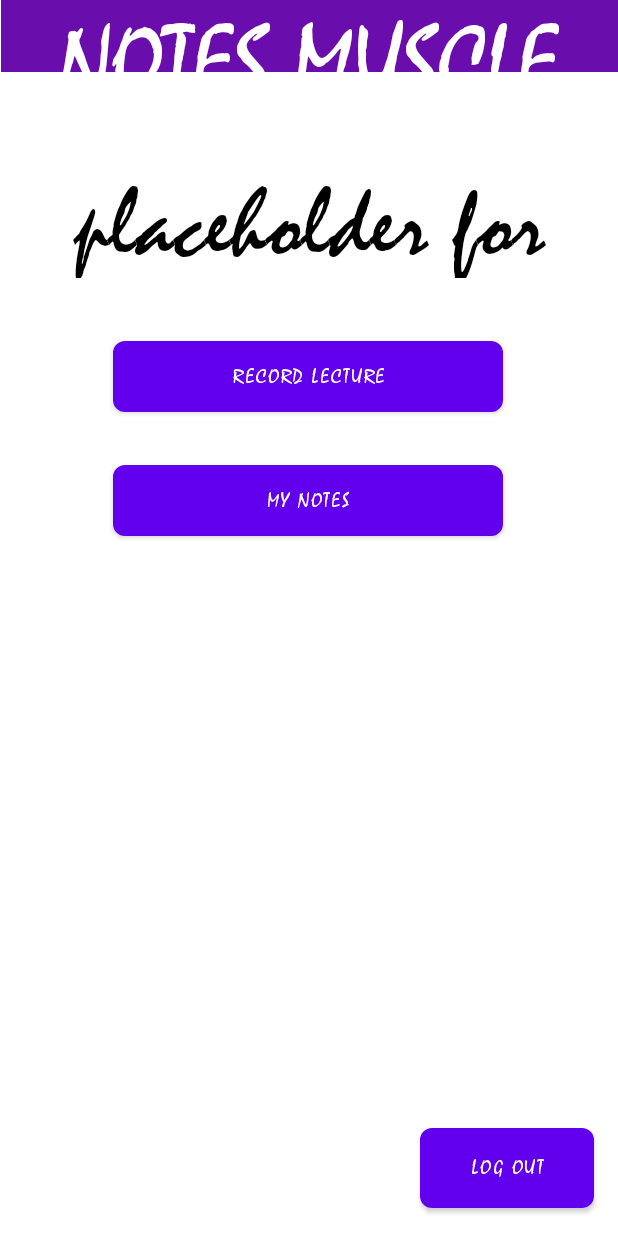
After one commit to MatErW3lon/NotesMusclesClient, an Android app: the layout user_menu_activity.xml on its own in the app's theme, with its tools: preview values and no code run, on a phone screen of 412 x 824 dp. The commit adds this screen. Run offline under Robolectric (Android 15) with nearby library versions, the phone set to English and light mode, and no system bars.

Commit message:
added activity UserMenuActivity

```diff
--- a/app/src/main/AndroidManifest.xml
+++ b/app/src/main/AndroidManifest.xml
@@ -24,6 +24,7 @@
             </intent-filter>
         </activity>
         <activity android:name=".LoginActivity"></activity>
+        <activity android:name=".UserMenuActivity"></activity>
     </application>
 
 </manifest>
--- a/app/src/main/java/com/notesmuscles/WelcomeActivity.java
+++ b/app/src/main/java/com/notesmuscles/WelcomeActivity.java
@@ -24,7 +24,7 @@ public class WelcomeActivity extends AppCompatActivity {
                         public void onActivityResult(ActivityResult activityResult) {
                             int result = activityResult.getResultCode();
                             Intent data = activityResult.getData();
-                            Toast.makeText(WelcomeActivity.this, "RETURNED", Toast.LENGTH_LONG).show();
+                            Toast.makeText(WelcomeActivity.this, "RETURN", Toast.LENGTH_SHORT).show();
                         }
                     }
             );
--- /dev/null
+++ b/app/src/main/res/layout/user_menu_activity.xml
@@ -0,0 +1,93 @@
+<?xml version="1.0" encoding="utf-8"?>
+<androidx.constraintlayout.widget.ConstraintLayout xmlns:android="http://schemas.android.com/apk/res/android"
+    xmlns:app="http://schemas.android.com/apk/res-auto"
+    xmlns:tools="http://schemas.android.com/tools"
+    android:layout_width="match_parent"
+    android:layout_height="match_parent"
+    android:background="#ffffff"
+    tools:context=".WelcomeActivity">
+
+    <TextView
+        android:id="@+id/titleBar"
+        android:layout_width="411dp"
+        android:layout_height="48dp"
+        android:gravity="center"
+        android:text="NOTES MUSCLE"
+        android:background="#6a0dad"
+        android:textColor="#ffffff"
+        android:fontFamily="@font/mistral"
+        android:textSize="100px"
+        app:layout_constraintBottom_toBottomOf="parent"
+        app:layout_constraintHorizontal_bias="1.0"
+        app:layout_constraintLeft_toLeftOf="parent"
+        app:layout_constraintRight_toRightOf="parent"
+        app:layout_constraintTop_toTopOf="parent"
+        app:layout_constraintVertical_bias="0.0" />
+
+    <TextView
+        android:id="@+id/UserWelcomeTextView"
+        android:layout_width="420dp"
+        android:layout_height="77dp"
+        android:layout_marginTop="108dp"
+        android:background="#ffffff"
+        android:fontFamily="@font/mistral"
+        android:gravity="center"
+        android:text="placeholder for username"
+        android:textColor="#000000"
+        android:textSize="100px"
+        app:layout_constraintBottom_toBottomOf="parent"
+        app:layout_constraintHorizontal_bias="0.555"
+        app:layout_constraintLeft_toLeftOf="parent"
+        app:layout_constraintRight_toRightOf="parent"
+        app:layout_constraintTop_toTopOf="parent"
+        app:layout_constraintVertical_bias="0.0" />
+
+    <Button
+        android:id="@+id/Recordbutton"
+        android:layout_width="260dp"
+        android:layout_height="47dp"
+        android:background="@drawable/roundedbutton"
+        android:fontFamily="@font/mistralorg"
+        android:gravity="center"
+        android:text="RECORD LECTURE"
+        android:textColor="#ffffff"
+        app:layout_constraintBottom_toBottomOf="parent"
+        app:layout_constraintHorizontal_bias="0.497"
+        app:layout_constraintLeft_toLeftOf="parent"
+        app:layout_constraintRight_toRightOf="parent"
+        app:layout_constraintTop_toTopOf="parent"
+        app:layout_constraintVertical_bias="0.293" />
+
+    <Button
+        android:id="@+id/Notesbutton"
+        android:layout_width="260dp"
+        android:layout_height="47dp"
+        android:background="@drawable/roundedbutton"
+        android:fontFamily="@font/mistralorg"
+        android:gravity="center"
+        android:text="MY NOTES"
+        android:textColor="#ffffff"
+        app:layout_constraintBottom_toBottomOf="parent"
+        app:layout_constraintHorizontal_bias="0.496"
+        app:layout_constraintLeft_toLeftOf="parent"
+        app:layout_constraintRight_toRightOf="parent"
+        app:layout_constraintTop_toTopOf="parent"
+        app:layout_constraintVertical_bias="0.399" />
+
+    <Button
+        android:id="@+id/Logoutbutton"
+        android:layout_width="116dp"
+        android:layout_height="53dp"
+        android:background="@drawable/roundedbutton"
+        android:fontFamily="@font/mistralorg"
+        android:gravity="center"
+        android:text="LOG OUT"
+        android:textColor="#ffffff"
+        app:layout_constraintBottom_toBottomOf="parent"
+        app:layout_constraintHorizontal_bias="0.945"
+        app:layout_constraintLeft_toLeftOf="parent"
+        app:layout_constraintRight_toRightOf="parent"
+        app:layout_constraintTop_toTopOf="parent"
+        app:layout_constraintVertical_bias="0.976" />
+
+</androidx.constraintlayout.widget.ConstraintLayout>
```
Also changed, not shown: app/src/main/java/com/notesmuscles/LoginActivity.java (+72 -17 lines), app/src/main/java/com/notesmuscles/NetworkProtocol/NetWorkProtocol.java (added, +23 -0 lines), app/src/main/java/com/notesmuscles/RequestExecution/RequestExecution.java (added, +34 -0 lines), app/src/main/java/com/notesmuscles/UserMenuActivity.java (added, +73 -0 lines).
